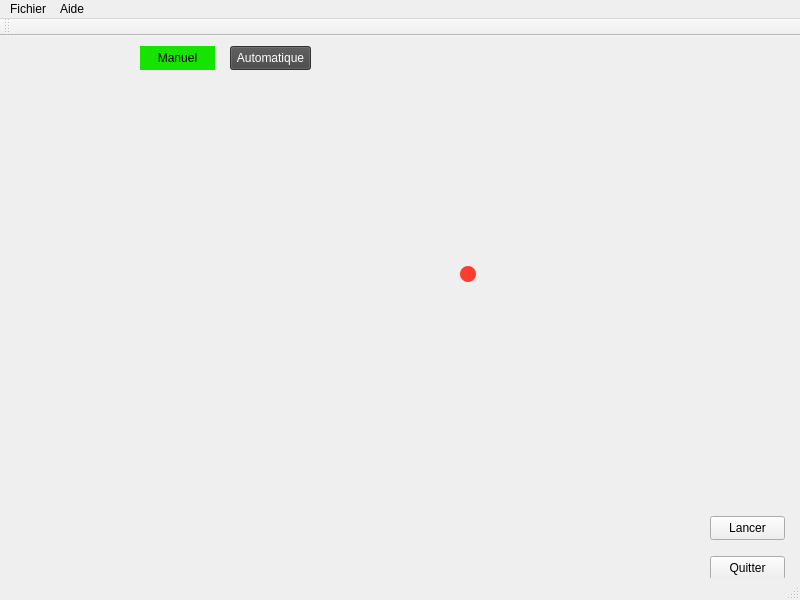
Old version of the form apps/ETMI_Gui/ui_etmi.ui in the repository Institut-clement-ader/ETMI.
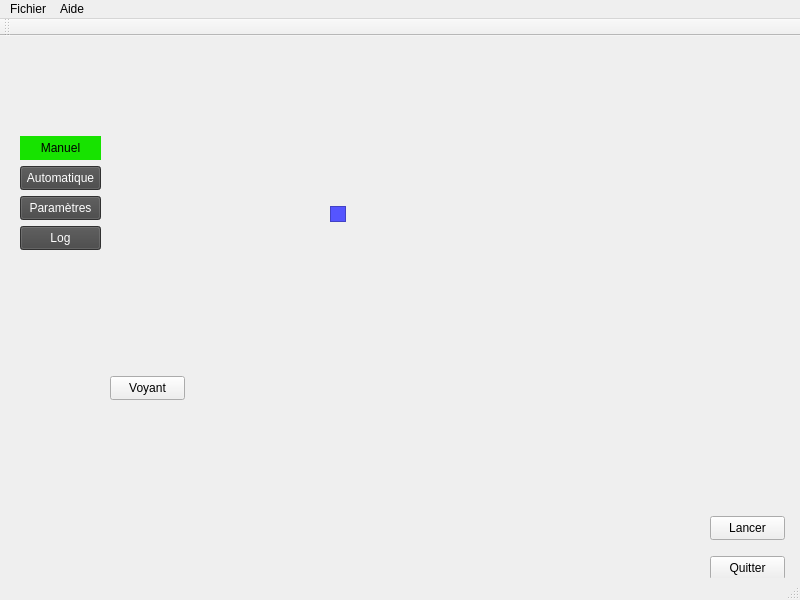
New version of the form.

Patch:
```diff
--- a/apps/ETMI_Gui/ui_etmi.ui
+++ b/apps/ETMI_Gui/ui_etmi.ui
@@ -46,9 +46,9 @@
    <widget class="QPushButton" name="btnManual">
     <property name="geometry">
      <rect>
-      <x>140</x>
-      <y>10</y>
-      <width>75</width>
+      <x>20</x>
+      <y>100</y>
+      <width>81</width>
       <height>24</height>
      </rect>
     </property>
@@ -64,8 +64,8 @@
    <widget class="QPushButton" name="btnAuto">
     <property name="geometry">
      <rect>
-      <x>230</x>
-      <y>10</y>
+      <x>20</x>
+      <y>130</y>
       <width>81</width>
       <height>24</height>
      </rect>
@@ -81,19 +81,31 @@
    <widget class="QFrame" name="frame">
     <property name="geometry">
      <rect>
-      <x>460</x>
-      <y>230</y>
+      <x>330</x>
+      <y>170</y>
       <width>16</width>
       <height>16</height>
      </rect>
     </property>
+    <property name="minimumSize">
+     <size>
+      <width>14</width>
+      <height>14</height>
+     </size>
+    </property>
+    <property name="maximumSize">
+     <size>
+      <width>16</width>
+      <height>16</height>
+     </size>
+    </property>
     <property name="styleSheet">
-     <string notr="true">QFrame{
-	border-radius: 8px;
-	
-	background-color: rgb(255, 61, 47);
-}
-</string>
+     <string notr="true">QFrame {
+ background-color :rgb(85, 85, 255);
+}</string>
+    </property>
+    <property name="locale">
+     <locale language="English" country="UnitedStates"/>
     </property>
     <property name="frameShape">
      <enum>QFrame::StyledPanel</enum>
@@ -102,6 +114,53 @@
      <enum>QFrame::Raised</enum>
     </property>
    </widget>
+   <widget class="QPushButton" name="btnAuto_2">
+    <property name="geometry">
+     <rect>
+      <x>20</x>
+      <y>160</y>
+      <width>81</width>
+      <height>24</height>
+     </rect>
+    </property>
+    <property name="styleSheet">
+     <string notr="true">background-color: rgb(69, 69, 69);
+color: rgb(255, 255, 255);</string>
+    </property>
+    <property name="text">
+     <string>Paramètres</string>
+    </property>
+   </widget>
+   <widget class="QPushButton" name="btnAuto_3">
+    <property name="geometry">
+     <rect>
+      <x>20</x>
+      <y>190</y>
+      <width>81</width>
+      <height>24</height>
+     </rect>
+    </property>
+    <property name="styleSheet">
+     <string notr="true">background-color: rgb(69, 69, 69);
+color: rgb(255, 255, 255);</string>
+    </property>
+    <property name="text">
+     <string>Log</string>
+    </property>
+   </widget>
+   <widget class="QPushButton" name="btn_led">
+    <property name="geometry">
+     <rect>
+      <x>110</x>
+      <y>340</y>
+      <width>75</width>
+      <height>24</height>
+     </rect>
+    </property>
+    <property name="text">
+     <string>Voyant</string>
+    </property>
+   </widget>
   </widget>
   <widget class="QMenuBar" name="menubar">
    <property name="geometry">
```
Left out of the diff: 18 changed lines with no effect on the pictures.
